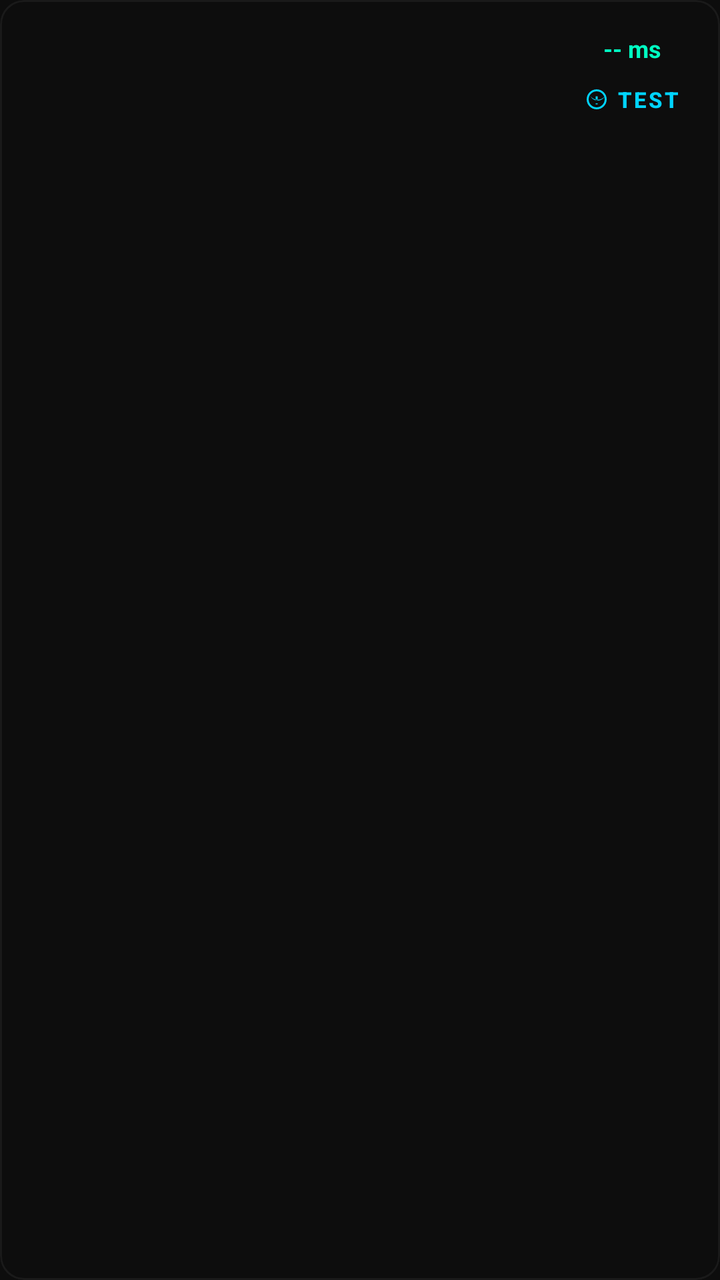
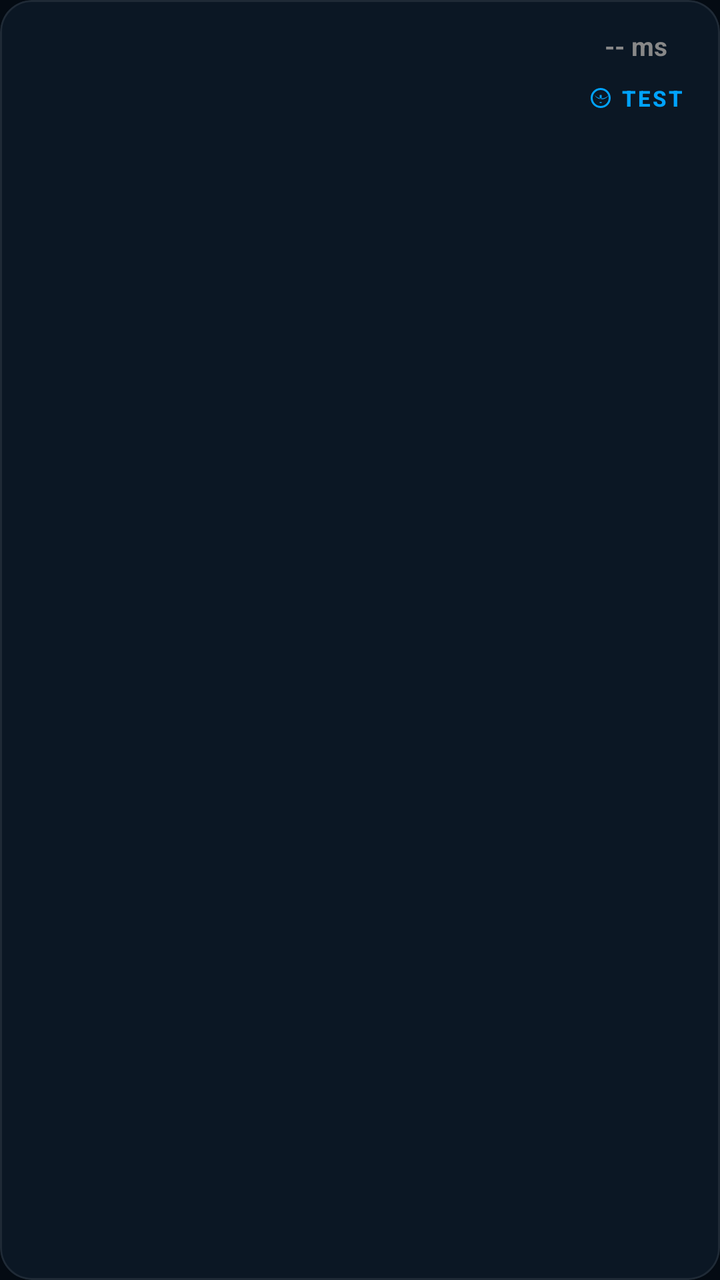

Compare the two renders of this Android layout. The source of the first and the diff that turns it into the second are given below.
<!-- AndroidManifest.xml: application theme AppTheme -->
<!-- res/layout/item_dns.xml -->
<?xml version="1.0" encoding="utf-8"?>
<com.google.android.material.card.MaterialCardView xmlns:android="http://schemas.android.com/apk/res/android"
    xmlns:app="http://schemas.android.com/apk/res-auto"
    android:layout_width="match_parent"
    android:layout_height="wrap_content"
    android:layout_marginBottom="8dp"
    app:cardBackgroundColor="@color/colorPrimary"
    app:cardCornerRadius="12dp"
    app:cardElevation="0dp"
    app:strokeColor="@color/colorSurface"
    app:strokeWidth="1dp">

    <RelativeLayout
        android:layout_width="match_parent"
        android:layout_height="wrap_content"
        android:padding="16dp">

        <LinearLayout
            android:layout_width="wrap_content"
            android:layout_height="wrap_content"
            android:layout_alignParentStart="true"
            android:layout_toStartOf="@+id/pingLayout"
            android:orientation="vertical">

            <TextView
                android:id="@+id/dnsName"
                android:layout_width="wrap_content"
                android:layout_height="wrap_content"
                android:textColor="@color/colorWhite"
                android:textSize="16sp"
                android:textStyle="bold" />

            <TextView
                android:id="@+id/dnsIps"
                android:layout_width="wrap_content"
                android:layout_height="wrap_content"
                android:layout_marginTop="4dp"
                android:textColor="@color/colorGray"
                android:textSize="12sp" />
        </LinearLayout>

        <LinearLayout
            android:id="@+id/pingLayout"
            android:layout_width="wrap_content"
            android:layout_height="wrap_content"
            android:layout_alignParentEnd="true"
            android:layout_centerVertical="true"
            android:gravity="center"
            android:orientation="vertical">

            <TextView
                android:id="@+id/dnsPing"
                android:layout_width="wrap_content"
                android:layout_height="wrap_content"
                android:text="@string/no_ping"
                android:textColor="@color/colorAccent"
                android:textSize="12sp"
                android:textStyle="bold" />

            <com.google.android.material.button.MaterialButton
                android:id="@+id/testButton"
                style="@style/Widget.MaterialComponents.Button.TextButton"
                android:layout_width="wrap_content"
                android:layout_height="wrap_content"
                android:minWidth="0dp"
                android:minHeight="0dp"
                android:padding="4dp"
                android:text="@string/test"
                android:textColor="@color/neon_blue"
                android:textSize="11sp"
                app:icon="@drawable/ic_speed"
                app:iconSize="12dp"
                app:iconTint="@color/neon_blue" />
        </LinearLayout>

    </RelativeLayout>
</com.google.android.material.card.MaterialCardView>
<!-- resources referenced by this layout -->
<resources>
  <color name="colorAccent">#00FFC2</color>
  <color name="colorGray">#888888</color>
  <color name="colorPrimary">#0D0D0D</color>
  <color name="colorSurface">#1A1A1A</color>
  <color name="colorWhite">#FFFFFF</color>
  <color name="neon_blue">#00D4FF</color>
  <!-- drawable ic_speed (drawable) -->
  <vector xmlns:android="http://schemas.android.com/apk/res/android"
      android:width="24dp"
      android:height="24dp"
      android:viewportWidth="24"
      android:viewportHeight="24">
      <path
          android:fillColor="#FFFFFF"
          android:pathData="M20.38,8.57l-1.23,1.85a8,8 0 0,1 -12.3,0L5.62,8.57a9,9 0 0,0 14.76,0zM11,17h2v-1h-2v1zM11,13h2v-4h-2v4zM12,2c-5.52,0 -10,4.48 -10,10s4.48,10 10,10 10,-4.48 10,-10 -4.48,-10 -10,-10zM12,20c-4.41,0 -8,-3.59 -8,-8s3.59,-8 8,-8 8,3.59 8,8 -3.59,8 -8,8z" />
  </vector>
  <string name="no_ping">-- ms</string>
  <string name="test">TEST</string>
  <style name="AppTheme" parent="Theme.MaterialComponents.DayNight.NoActionBar">
          
          <item name="colorPrimary">@color/colorPrimary</item>
          <item name="colorPrimaryDark">@color/colorPrimaryDark</item>
          <item name="colorAccent">@color/colorAccent</item>
          <item name="android:windowBackground">@color/colorBackground</item>
          <item name="android:textColorSecondary">@color/colorWhite</item>
  
          <item name="materialButtonStyle">@style/GamerButton</item>
          <item name="textInputStyle">@style/GamerTextInput</item>
      </style>
  <color name="colorPrimaryDark">#000000</color>
  <color name="colorBackground">#0D0D0D</color>
  <style name="GamerButton" parent="Widget.MaterialComponents.Button">
          <item name="cornerRadius">24dp</item>
          <item name="android:insetTop">0dp</item>
          <item name="android:insetBottom">0dp</item>
          <item name="android:textAllCaps">true</item>
          <item name="android:textStyle">bold</item>
          <item name="android:letterSpacing">0.1</item>
          <item name="elevation">4dp</item>
      </style>
  <style name="GamerTextInput" parent="Widget.MaterialComponents.TextInputLayout.OutlinedBox">
          <item name="boxStrokeColor">@color/colorAccent</item>
          <item name="boxCornerRadiusTopStart">16dp</item>
          <item name="boxCornerRadiusTopEnd">16dp</item>
          <item name="boxCornerRadiusBottomStart">16dp</item>
          <item name="boxCornerRadiusBottomEnd">16dp</item>
          <item name="hintTextColor">@color/colorAccent</item>
          <item name="android:textColorHint">@color/colorGray</item>
      </style>
</resources>

<!-- the commit's change to res/layout/item_dns.xml (unified diff, before → after) -->
@@ -4,31 +4,51 @@
     android:layout_width="match_parent"
     android:layout_height="wrap_content"
     android:layout_marginBottom="8dp"
-    app:cardBackgroundColor="@color/colorPrimary"
-    app:cardCornerRadius="12dp"
+    app:cardBackgroundColor="@color/colorSurface"
+    app:cardCornerRadius="16dp"
     app:cardElevation="0dp"
-    app:strokeColor="@color/colorSurface"
+    app:strokeColor="#15FFFFFF"
     app:strokeWidth="1dp">
 
-    <RelativeLayout
+    <LinearLayout
         android:layout_width="match_parent"
         android:layout_height="wrap_content"
-        android:padding="16dp">
+        android:orientation="horizontal"
+        android:padding="14dp">
 
         <LinearLayout
-            android:layout_width="wrap_content"
+            android:layout_width="0dp"
             android:layout_height="wrap_content"
-            android:layout_alignParentStart="true"
-            android:layout_toStartOf="@+id/pingLayout"
+            android:layout_weight="1"
             android:orientation="vertical">
 
-            <TextView
-                android:id="@+id/dnsName"
+            <LinearLayout
                 android:layout_width="wrap_content"
                 android:layout_height="wrap_content"
-                android:textColor="@color/colorWhite"
-                android:textSize="16sp"
-                android:textStyle="bold" />
+                android:gravity="center_vertical"
+                android:orientation="horizontal">
+
+                <TextView
+                    android:id="@+id/dnsName"
+                    android:layout_width="wrap_content"
+                    android:layout_height="wrap_content"
+                    android:textColor="@color/colorWhite"
+                    android:textSize="16sp"
+                    android:textStyle="bold" />
+
+                <TextView
+                    android:id="@+id/categoryBadge"
+                    android:layout_width="wrap_content"
+                    android:layout_height="wrap_content"
+                    android:layout_marginStart="8dp"
+                    android:background="@drawable/chip_doh"
+                    android:paddingHorizontal="8dp"
+                    android:paddingVertical="2dp"
+                    android:textColor="@color/colorGray"
+                    android:textSize="9sp"
+                    android:visibility="gone" />
+
+            </LinearLayout>
 
             <TextView
                 android:id="@+id/dnsIps"
@@ -37,14 +57,20 @@
                 android:layout_marginTop="4dp"
                 android:textColor="@color/colorGray"
                 android:textSize="12sp" />
+
+            <LinearLayout
+                android:id="@+id/protocolContainer"
+                android:layout_width="wrap_content"
+                android:layout_height="wrap_content"
+                android:layout_marginTop="6dp"
+                android:orientation="horizontal" />
+
         </LinearLayout>
 
         <LinearLayout
-            android:id="@+id/pingLayout"
             android:layout_width="wrap_content"
             android:layout_height="wrap_content"
-            android:layout_alignParentEnd="true"
-            android:layout_centerVertical="true"
+            android:layout_gravity="center_vertical"
             android:gravity="center"
             android:orientation="vertical">
 
@@ -53,8 +79,8 @@
                 android:layout_width="wrap_content"
                 android:layout_height="wrap_content"
                 android:text="@string/no_ping"
-                android:textColor="@color/colorAccent"
-                android:textSize="12sp"
+                android:textColor="@color/colorGray"
+                android:textSize="13sp"
                 android:textStyle="bold" />
 
             <com.google.android.material.button.MaterialButton
@@ -73,5 +99,5 @@
                 app:iconTint="@color/neon_blue" />
         </LinearLayout>
 
-    </RelativeLayout>
+    </LinearLayout>
 </com.google.android.material.card.MaterialCardView>
<!-- resource entries referenced after the edit -->
@@ -2,10 +2,18 @@
 <resources>
   <color name="colorAccent">#00FFC2</color>
   <color name="colorGray">#888888</color>
-  <color name="colorPrimary">#0D0D0D</color>
-  <color name="colorSurface">#1A1A1A</color>
+  <color name="colorPrimary">#040B13</color>
+  <color name="colorSurface">#0B1724</color>
   <color name="colorWhite">#FFFFFF</color>
-  <color name="neon_blue">#00D4FF</color>
+  <color name="neon_blue">#00A3FF</color>
+  <!-- drawable chip_doh (drawable) -->
+  <?xml version="1.0" encoding="utf-8"?>
+  <shape xmlns:android="http://schemas.android.com/apk/res/android"
+      android:shape="rectangle">
+      <solid android:color="#1500A3FF" />
+      <stroke android:width="1dp" android:color="#4000A3FF" />
+      <corners android:radius="12dp" />
+  </shape>
   <!-- drawable ic_speed (drawable) -->
   <vector xmlns:android="http://schemas.android.com/apk/res/android"
       android:width="24dp"
@@ -29,8 +37,8 @@
           <item name="materialButtonStyle">@style/GamerButton</item>
           <item name="textInputStyle">@style/GamerTextInput</item>
       </style>
-  <color name="colorPrimaryDark">#000000</color>
-  <color name="colorBackground">#0D0D0D</color>
+  <color name="colorPrimaryDark">#02060A</color>
+  <color name="colorBackground">#040B13</color>
   <style name="GamerButton" parent="Widget.MaterialComponents.Button">
           <item name="cornerRadius">24dp</item>
           <item name="android:insetTop">0dp</item>
